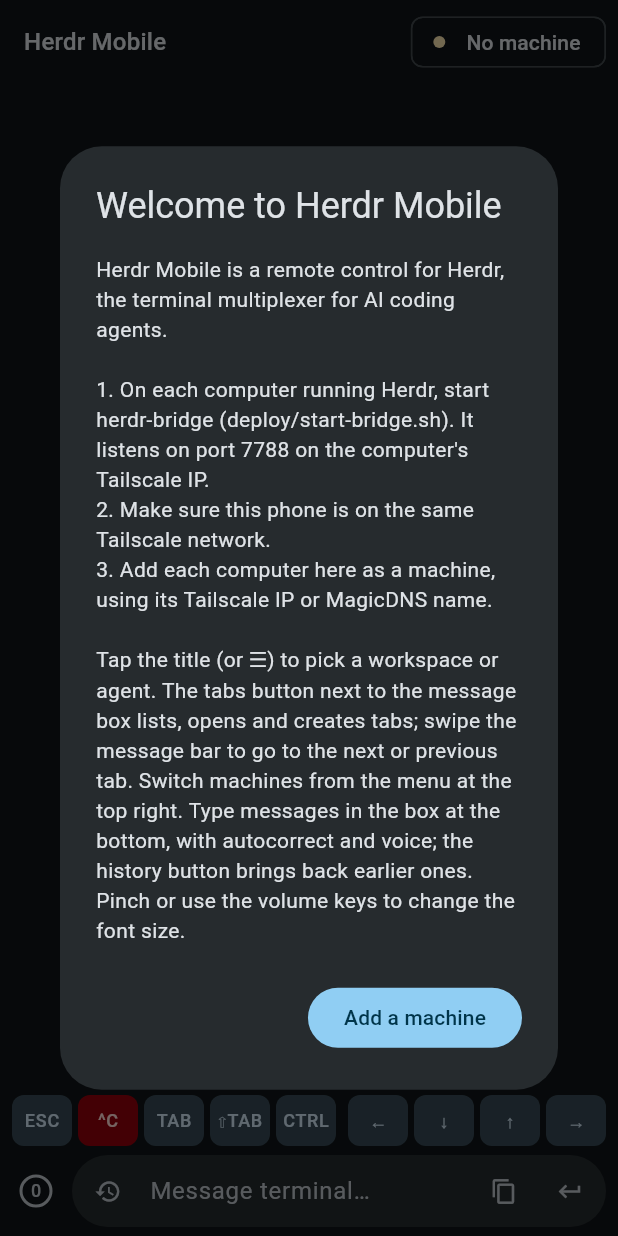
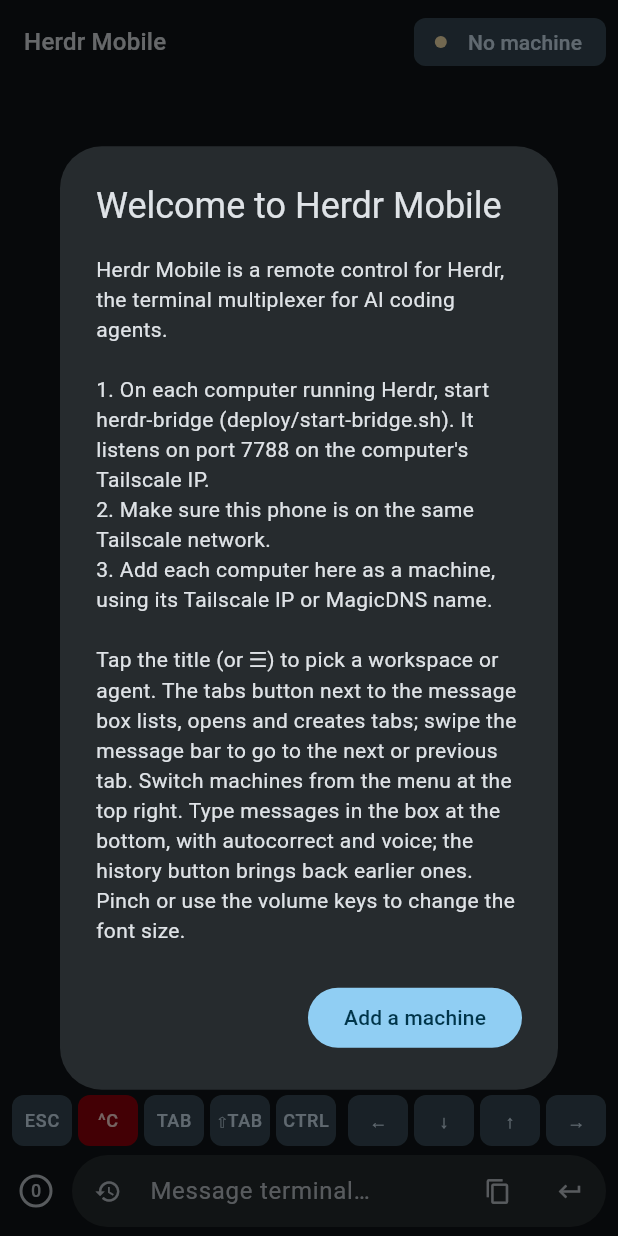
Before and after one commit to XicuM/herdr-mobile, a Flutter app: the screen it shows after launch, on a phone screen of 412 x 824 dp. Run offline on Flutter 3.47's test engine with Material 3 defaults, Android fonts, the phone set to English and light mode, and no system bars; our stand-ins replace shared_preferences; missing offline and left inert: xterm.

Commit message:
Plain Send button in the message box; tonal machine chip
Co-Authored-By: Claude Opus 5.5 (1M context) <noreply@anthropic.com>

```diff
--- a/app/lib/ui/screens/terminal_screen.dart
+++ b/app/lib/ui/screens/terminal_screen.dart
@@ -461,6 +461,9 @@ class _TerminalScreenState extends State<TerminalScreen> with SingleTickerProvid
             child: ActionChip(
               tooltip: 'Machines',
               visualDensity: VisualDensity.compact,
+              side: BorderSide.none,
+              backgroundColor: scheme.secondaryContainer,
+              labelStyle: TextStyle(color: scheme.onSecondaryContainer),
               avatar: Center(
                 child: Container(
                   width: 8,
@@ -644,7 +647,7 @@ class _TerminalScreenState extends State<TerminalScreen> with SingleTickerProvid
                             icon: const Icon(Icons.history),
                             onPressed: _showHistory,
                           ),
-                          // Copy (when there's a selection) and the Enter/Send circle sit inside the pill.
+                          // Copy (when there's a selection) and Enter/Send sit inside the pill, styled like the history button.
                           suffixIcon: Row(
                             mainAxisSize: MainAxisSize.min,
                             children: [
@@ -654,24 +657,12 @@ class _TerminalScreenState extends State<TerminalScreen> with SingleTickerProvid
                                   icon: const Icon(Icons.content_copy),
                                   onPressed: _copySelection,
                                 ),
-                              Padding(
-                                padding: const EdgeInsets.only(right: 4),
-                                child: ValueListenableBuilder<TextEditingValue>(
-                                  valueListenable: _message,
-                                  // A plain Enter icon when empty, a primary Send circle with text.
-                                  builder: (context, val, _) => val.text.isEmpty
-                                      ? IconButton(
-                                          tooltip: 'Enter',
-                                          style: const ButtonStyle(tapTargetSize: MaterialTapTargetSize.shrinkWrap),
-                                          icon: const Icon(Icons.keyboard_return),
-                                          onPressed: _sendMessage,
-                                        )
-                                      : IconButton.filled(
-                                          tooltip: 'Send',
-                                          style: const ButtonStyle(tapTargetSize: MaterialTapTargetSize.shrinkWrap),
-                                          icon: const Icon(Icons.arrow_upward),
-                                          onPressed: _sendMessage,
-                                        ),
+                              ValueListenableBuilder<TextEditingValue>(
+                                valueListenable: _message,
+                                builder: (context, val, _) => IconButton(
+                                  tooltip: val.text.isEmpty ? 'Enter' : 'Send',
+                                  icon: Icon(val.text.isEmpty ? Icons.keyboard_return : Icons.send),
+                                  onPressed: _sendMessage,
                                 ),
                               ),
                             ],
```
